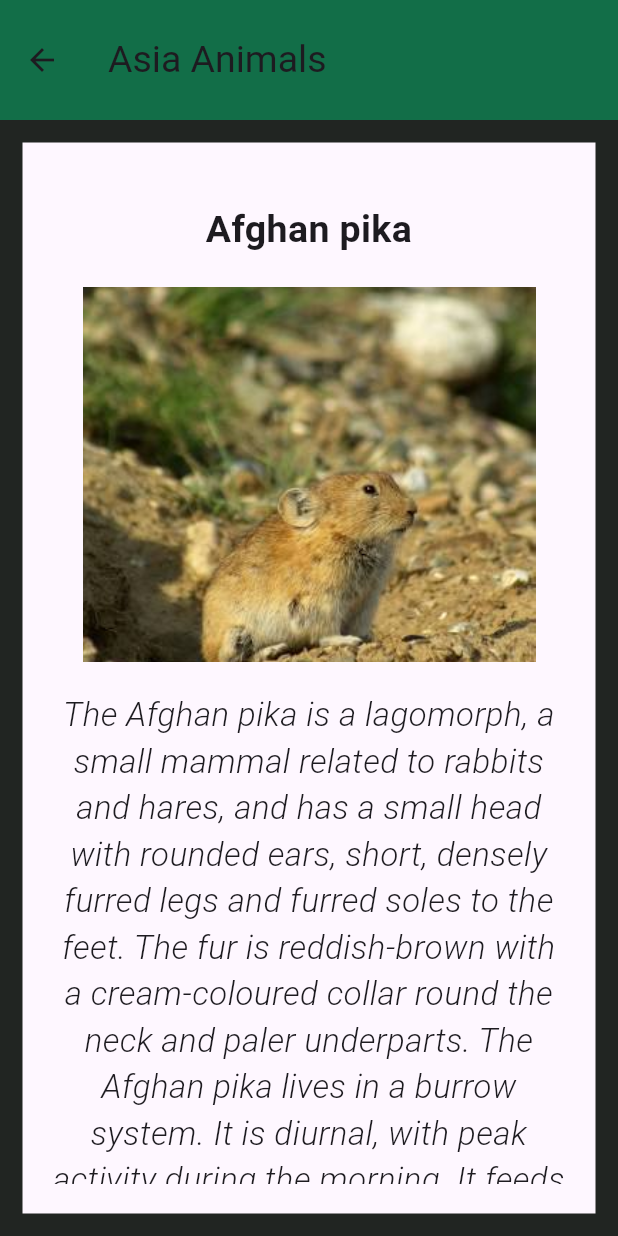
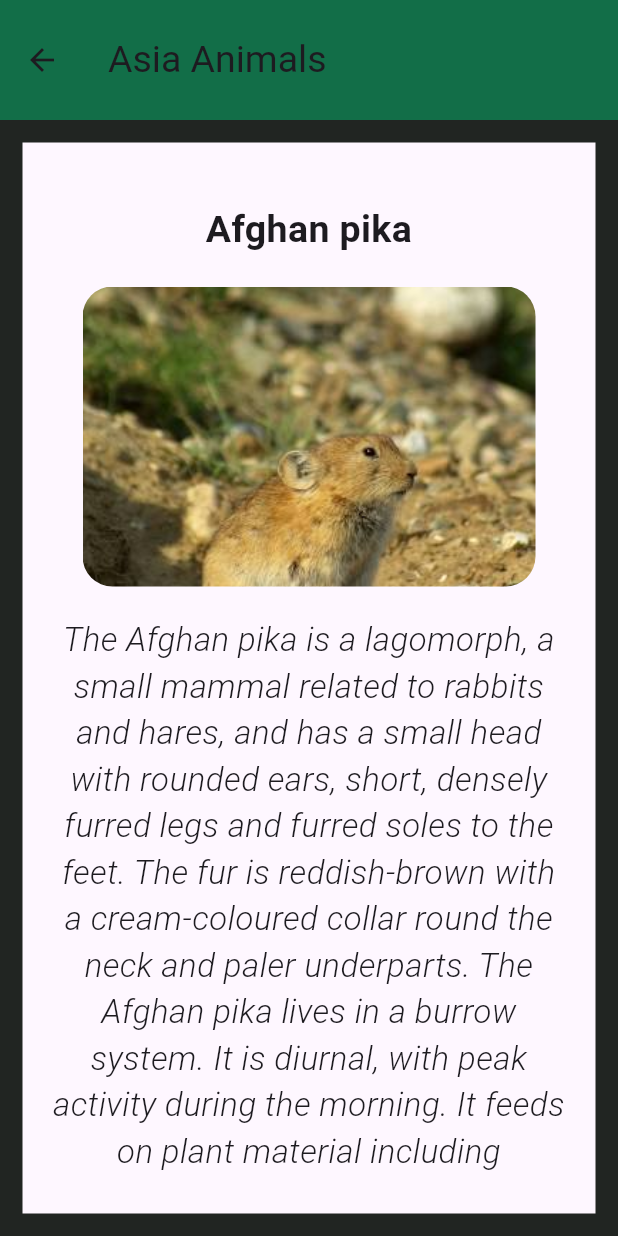
Before and after one commit to isurubandara1/Endemic_Animals_App, a Flutter app: the Asia screen opened directly, on a phone screen of 412 x 824 dp. Run offline on Flutter 3.47's test engine with Material 3 defaults, Android fonts, the phone set to English and light mode, and no system bars.

Commit message:
few changes in Asia.dart file

```diff
--- a/lib/detail/Asia.dart
+++ b/lib/detail/Asia.dart
@@ -5,6 +5,7 @@ class Asia extends StatelessWidget {
   @override
   Widget build(BuildContext context) {
     return Scaffold(
+      //Appbar
       appBar: AppBar(
         toolbarHeight: 80,
         backgroundColor: Color.fromARGB(255, 18, 110, 72),
@@ -15,6 +16,8 @@ class Asia extends StatelessWidget {
           child: Icon(Icons.arrow_back),
         ),
       ),
+
+      //body
       body: Container(
         decoration: BoxDecoration(
           border: Border.all(
@@ -28,6 +31,7 @@ class Asia extends StatelessWidget {
             child: Center(
               child: Column(
                 children: [
+                  //First animal details
                   Text(
                     'Afghan pika',
                     textAlign: TextAlign.center,
@@ -38,11 +42,14 @@ class Asia extends StatelessWidget {
                   ),
                   Padding(
                     padding: const EdgeInsets.fromLTRB(20, 20, 20, 0),
+                    child: ClipRRect(
+                      borderRadius: BorderRadius.circular(20),
                       child: Image.asset(
                         'assets/Asia/a1.jpg',
                         width: double.infinity,
-                      height: 250,
-                      fit: BoxFit.fitWidth,
+                        height: 200,
+                        fit: BoxFit.cover,
+                      ),
                     ),
                   ),
                   Padding(
@@ -65,6 +72,8 @@ class Asia extends StatelessWidget {
                   SizedBox(
                     height: 30,
                   ),
+
+                  //Second animal details
                   Text(
                     'Malayan Tapir',
                     textAlign: TextAlign.center,
@@ -75,11 +84,14 @@ class Asia extends StatelessWidget {
                   ),
                   Padding(
                     padding: const EdgeInsets.fromLTRB(20, 20, 20, 0),
+                    child: ClipRRect(
+                      borderRadius: BorderRadius.circular(20),
                       child: Image.asset(
                         'assets/Asia/as2.jpg',
                         width: double.infinity,
-                      height: 250,
-                      fit: BoxFit.fitWidth,
+                        height: 200,
+                        fit: BoxFit.cover,
+                      ),
                     ),
                   ),
                   Padding(
@@ -101,6 +113,8 @@ class Asia extends StatelessWidget {
                   SizedBox(
                     height: 30,
                   ),
+
+                  //Third animal details
                   Text(
                     'Bornean Orangutan',
                     textAlign: TextAlign.center,
@@ -111,11 +125,14 @@ class Asia extends StatelessWidget {
                   ),
                   Padding(
                     padding: const EdgeInsets.fromLTRB(20, 20, 20, 0),
+                    child: ClipRRect(
+                      borderRadius: BorderRadius.circular(20),
                       child: Image.asset(
                         'assets/Asia/as3.jpg',
                         width: double.infinity,
-                      height: 250,
-                      fit: BoxFit.fitWidth,
+                        height: 200,
+                        fit: BoxFit.cover,
+                      ),
                     ),
                   ),
                   Padding(
@@ -137,6 +154,8 @@ class Asia extends StatelessWidget {
                   SizedBox(
                     height: 30,
                   ),
+
+                  //Forth animal details
                   Text(
                     'Kashmir Stag',
                     textAlign: TextAlign.center,
@@ -147,11 +166,14 @@ class Asia extends StatelessWidget {
                   ),
                   Padding(
                     padding: const EdgeInsets.fromLTRB(20, 10, 20, 0),
+                    child: ClipRRect(
+                      borderRadius: BorderRadius.circular(20),
                       child: Image.asset(
                         'assets/Asia/as4.jpg',
                         width: double.infinity,
-                      height: 250,
-                      fit: BoxFit.fitWidth,
+                        height: 200,
+                        fit: BoxFit.cover,
+                      ),
                     ),
                   ),
                   Padding(
@@ -173,6 +195,8 @@ class Asia extends StatelessWidget {
                   SizedBox(
                     height: 30,
                   ),
+
+                  //Fifth animal details
                   Text(
                     'Japanese Giant Salamander',
                     textAlign: TextAlign.center,
@@ -183,11 +207,14 @@ class Asia extends StatelessWidget {
                   ),
                   Padding(
                     padding: const EdgeInsets.fromLTRB(20, 20, 20, 0),
+                    child: ClipRRect(
+                      borderRadius: BorderRadius.circular(20),
                       child: Image.asset(
                         'assets/Asia/as5.jpg',
                         width: double.infinity,
-                      height: 250,
-                      fit: BoxFit.fitWidth,
+                        height: 200,
+                        fit: BoxFit.cover,
+                      ),
                     ),
                   ),
                   Padding(
@@ -209,6 +236,8 @@ class Asia extends StatelessWidget {
                   SizedBox(
                     height: 30,
                   ),
+
+                  //Sixth animal details
                   Text(
                     'Amur Leopard',
                     textAlign: TextAlign.center,
@@ -219,11 +248,14 @@ class Asia extends StatelessWidget {
                   ),
                   Padding(
                     padding: const EdgeInsets.fromLTRB(20, 10, 20, 0),
+                    child: ClipRRect(
+                      borderRadius: BorderRadius.circular(20),
                       child: Image.asset(
                         'assets/Asia/as6.jpg',
                         width: double.infinity,
-                      height: 250,
-                      fit: BoxFit.fitWidth,
+                        height: 200,
+                        fit: BoxFit.cover,
+                      ),
                     ),
                   ),
                   Padding(
@@ -245,6 +277,8 @@ class Asia extends StatelessWidget {
                   SizedBox(
                     height: 30,
                   ),
+
+                  //Seventh animal details
                   Text(
                     'Philippine Tarsier',
                     textAlign: TextAlign.center,
@@ -255,11 +289,14 @@ class Asia extends StatelessWidget {
                   ),
                   Padding(
                     padding: const EdgeInsets.fromLTRB(20, 20, 20, 0),
+                    child: ClipRRect(
+                      borderRadius: BorderRadius.circular(20),
                       child: Image.asset(
                         'assets/Asia/as7.jpg',
                         width: double.infinity,
-                      height: 250,
-                      fit: BoxFit.fitWidth,
+                        height: 200,
+                        fit: BoxFit.cover,
+                      ),
                     ),
                   ),
                   Padding(
@@ -281,6 +318,8 @@ class Asia extends StatelessWidget {
                   SizedBox(
                     height: 30,
                   ),
+
+                  //Eigth animal details
                   Text(
                     'Javan Rhino',
                     textAlign: TextAlign.center,
@@ -291,11 +330,14 @@ class Asia extends StatelessWidget {
                   ),
                   Padding(
                     padding: const EdgeInsets.fromLTRB(20, 20, 20, 0),
+                    child: ClipRRect(
+                      borderRadius: BorderRadius.circular(20),
                       child: Image.asset(
                         'assets/Asia/as8.jpg',
                         width: double.infinity,
-                      height: 250,
-                      fit: BoxFit.fitWidth,
+                        height: 200,
+                        fit: BoxFit.cover,
+                      ),
                     ),
                   ),
                   Padding(
@@ -317,6 +359,8 @@ class Asia extends StatelessWidget {
                   SizedBox(
                     height: 30,
                   ),
+
+                  //Nineth animal details
                   Text(
                     'Chinese Alligator',
                     textAlign: TextAlign.center,
@@ -327,11 +371,14 @@ class Asia extends StatelessWidget {
                   ),
                   Padding(
                     padding: const EdgeInsets.fromLTRB(20, 20, 20, 0),
+                    child: ClipRRect(
+                      borderRadius: BorderRadius.circular(20),
                       child: Image.asset(
                         'assets/Asia/as9.jpg',
                         width: double.infinity,
-                      height: 250,
-                      fit: BoxFit.fitWidth,
+                        height: 200,
+                        fit: BoxFit.cover,
+                      ),
                     ),
                   ),
                   Padding(
@@ -353,6 +400,8 @@ class Asia extends StatelessWidget {
                   SizedBox(
                     height: 30,
                   ),
+
+                  //Tenth animal details
                   Text(
                     'Formosan Black Bear',
                     textAlign: TextAlign.center,
@@ -363,11 +412,14 @@ class Asia extends StatelessWidget {
                   ),
                   Padding(
                     padding: const EdgeInsets.fromLTRB(20, 20, 20, 0),
+                    child: ClipRRect(
+                      borderRadius: BorderRadius.circular(20),
                       child: Image.asset(
                         'assets/Asia/as10.jpg',
                         width: double.infinity,
-                      height: 250,
-                      fit: BoxFit.fitWidth,
+                        height: 200,
+                        fit: BoxFit.cover,
+                      ),
                     ),
                   ),
                   Padding(
@@ -389,6 +441,8 @@ class Asia extends StatelessWidget {
                   SizedBox(
                     height: 30,
                   ),
+
+                  //Eleventh animal details
                   Text(
                     'Sri Lankan Frogmouth',
                     textAlign: TextAlign.center,
@@ -399,11 +453,14 @@ class Asia extends StatelessWidget {
                   ),
                   Padding(
                     padding: const EdgeInsets.fromLTRB(20, 20, 20, 0),
+                    child: ClipRRect(
+                      borderRadius: BorderRadius.circular(20),
                       child: Image.asset(
                         'assets/Asia/as11.jpg',
                         width: double.infinity,
-                      height: 250,
-                      fit: BoxFit.fitWidth,
+                        height: 200,
+                        fit: BoxFit.fill,
+                      ),
                     ),
                   ),
                   const Padding(
```
Lines whose indentation alone changed are shown as unchanged.
